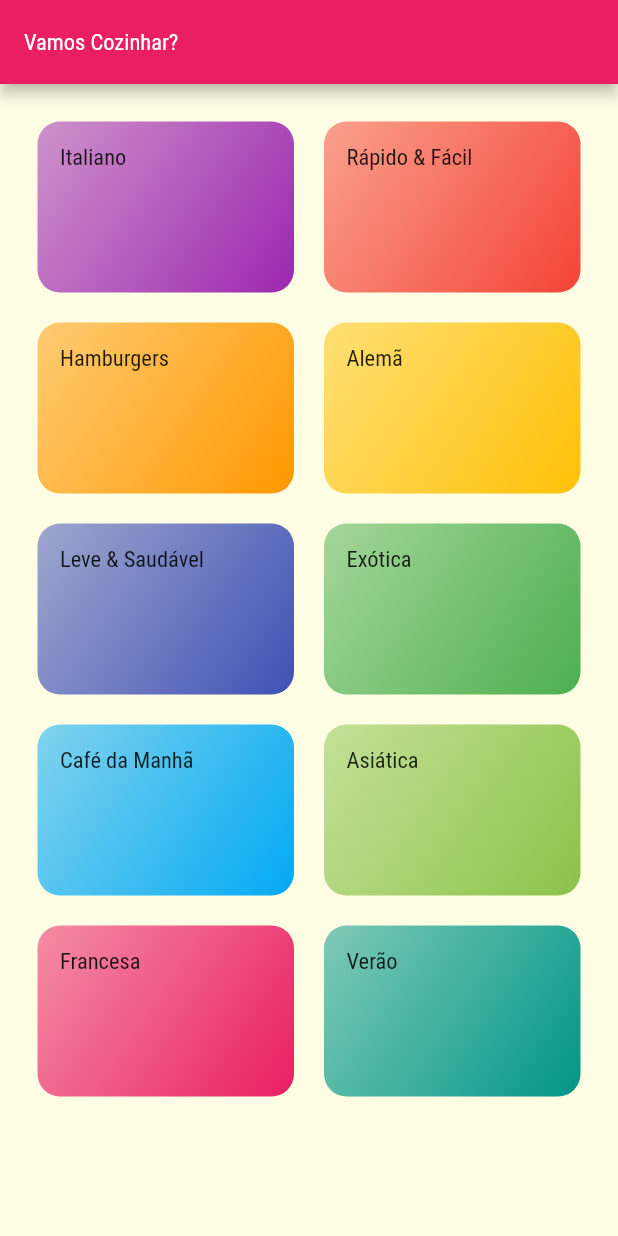
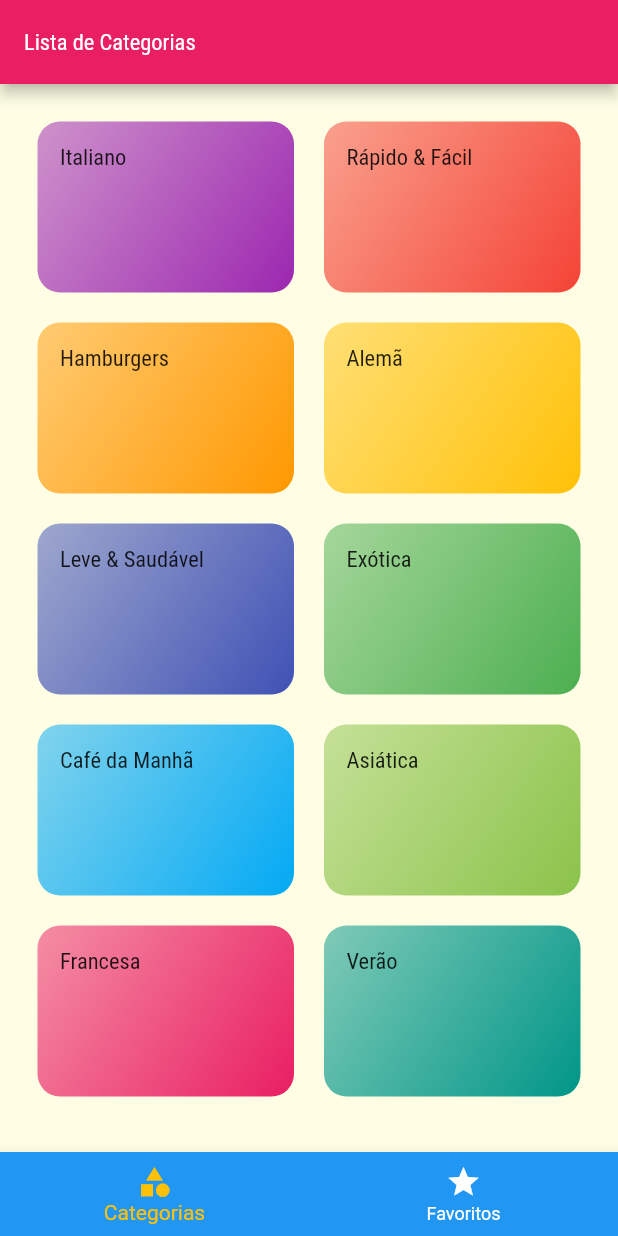
Before and after one commit to gariani/udemy_flutter_food_app, a Flutter app: the screen it shows after launch, on a phone screen of 412 x 824 dp. Run offline on Flutter 3.47's test engine with Material 2 defaults, Android fonts, the phone set to English and light mode, and no system bars.

Commit message:
tabs creation

```diff
--- a/lib/main.dart
+++ b/lib/main.dart
@@ -2,6 +2,7 @@ import 'package:flutter/material.dart';
 import 'package:meals/screens/categories_meals_screen.dart';
 import 'package:meals/screens/categories_screen.dart';
 import 'package:meals/screens/meal_detail_screen.dart';
+import 'package:meals/screens/tabs_screen.dart';
 import 'package:meals/utils/app_routes.dart';
 
 void main() => runApp(const MyApp());
@@ -37,7 +38,7 @@ class MyApp extends StatelessWidget {
       ),
       initialRoute: '/',
       routes: {
-        AppRoutes.home: (ctx) => const MyHomePage(),
+        AppRoutes.home: (ctx) => const TabsScreen(),
         AppRoutes.categoriesMeals: (ctx) => const CategoriesMaelsScreen(),
         AppRoutes.mealDetails: (ctx) => const MealDetailScreen(),
       },
--- /dev/null
+++ b/lib/screens/favorite_screen.dart
@@ -0,0 +1,12 @@
+import 'package:flutter/material.dart';
+
+class FavoriteScreen extends StatelessWidget {
+  const FavoriteScreen({Key? key}) : super(key: key);
+
+  @override
+  Widget build(BuildContext context) {
+    return const Center(
+      child: Text('Minhas refeicoes favoritas'),
+    );
+  }
+}
--- /dev/null
+++ b/lib/screens/tabs_screen.dart
@@ -0,0 +1,58 @@
+import 'package:flutter/material.dart';
+import 'package:meals/screens/categories_screen.dart';
+import 'package:meals/screens/favorite_screen.dart';
+
+class TabsScreen extends StatefulWidget {
+  const TabsScreen({Key? key}) : super(key: key);
+
+  @override
+  State<TabsScreen> createState() => _TabsScreenState();
+}
+
+class _TabsScreenState extends State<TabsScreen> {
+  int _selectedScreenIndex = 0;
+
+  final List<String> _titles = [
+    'Lista de Categorias',
+    'Meus Favoritos',
+  ];
+
+  final List<Map<String, Object>> _screens = [
+    {'title': 'Lista de Categorias', 'screen': const CategoriesScreen()},
+    {'title': 'Meus Favoritos', 'screen': const FavoriteScreen()},
+  ];
+
+  _selectItem(int index) {
+    setState(() {
+      _selectedScreenIndex = index;
+    });
+  }
+
+  @override
+  Widget build(BuildContext context) {
+    return Scaffold(
+      appBar: AppBar(
+        title: Text(_screens[_selectedScreenIndex]['title'] as String),
+      ),
+      body: _screens[_selectedScreenIndex]['screen'] as Widget,
+      bottomNavigationBar: BottomNavigationBar(
+        currentIndex: _selectedScreenIndex,
+        unselectedItemColor: Colors.white,
+        selectedItemColor: Theme.of(context).colorScheme.secondary,
+        onTap: _selectItem,
+        backgroundColor: Theme.of(context).primaryColor,
+        type: BottomNavigationBarType.fixed,
+        items: const [
+          BottomNavigationBarItem(
+            label: 'Categorias',
+            icon: Icon(Icons.category),
+          ),
+          BottomNavigationBarItem(
+            label: 'Favoritos',
+            icon: Icon(Icons.star),
+          )
+        ],
+      ),
+    );
+  }
+}
```
